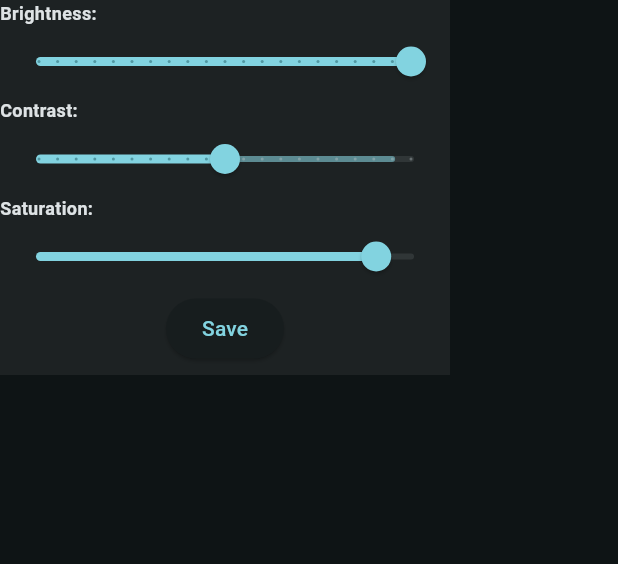
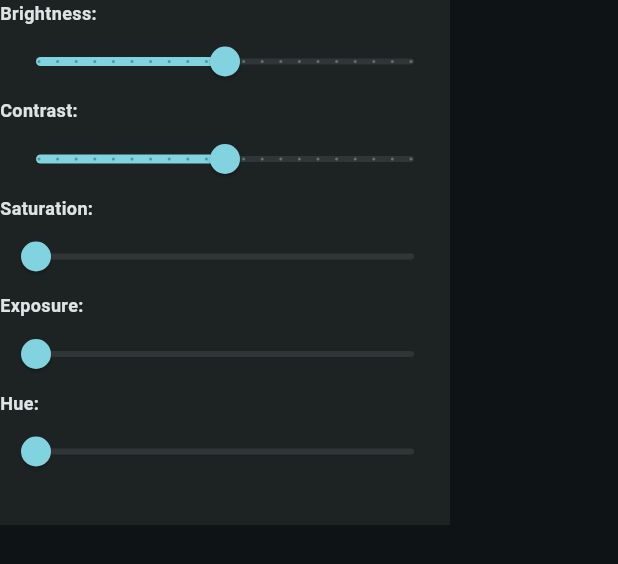
Before and after one commit to rafaelPadua001/camera-app, a Flutter app: the FilteredImageWidget widget shown alone on an empty page, opened directly with empty values, on a phone screen of 412 x 824 dp. Shown: the top 564 px of the screen. Run offline on Flutter 3.47's test engine with Material 3 defaults, Android fonts, the phone set to English and light mode, and no system bars; our stand-ins replace carousel_slider, flutter_colorpicker, image_picker, permission_handler; missing offline and left inert: dart:ffi, tflite_flutter.

Commit message:
Feat
Create new filters contrast, saturation, Hue and exposure on PhotoFilter.
Receive values EditDialog and alter image .

```diff
--- a/camera_app/lib/Layout/PhotoFilters.dart
+++ b/camera_app/lib/Layout/PhotoFilters.dart
@@ -8,36 +8,41 @@ class FilteredImageWidget extends StatefulWidget {
   final Function(double)
       onFilterChanged; //callbar oara enviar os valores do sliders
   final Function(double) onContrastChanged;
+  final Function(double) onSaturationChanged;
+  final Function(double) onExposureChanged;
+  final Function(double) onHueChanged;
 
-  const FilteredImageWidget({
-    required this.originalImage,
+  const FilteredImageWidget(
+      {required this.originalImage,
       this.processedImage,
       required this.onFilterChanged,
       required this.onContrastChanged,
-  });
+      required this.onSaturationChanged,
+      required this.onExposureChanged,
+      required this.onHueChanged});
 
   @override
   _FilteredImageWidgetState createState() => _FilteredImageWidgetState();
 }
 
 class _FilteredImageWidgetState extends State<FilteredImageWidget> {
-  double _currentSliderPrimaryValue = 0.2;
-  double _currentSliderSecondaryValue = 0.5;
-  double _currentSliderThirdValue = 0.9;
-
-  //brightness initial value
-  double _brightness = 1.0;
+  double _brightness = 0.0;
   double _contrast = 0.0;
-  // Função para criar uma lista de filtros personalizados
+  double _saturation = 0.0;
+  double _exposure = 0.0;
+  double _hue = 0.0;
 
   @override
   Widget build(BuildContext context) {
     return Container(
       width: 300,
-      height: 250,
+      height: 350,
       color: Colors.grey.withOpacity(0.1),
-      child: Padding(
-        padding: const EdgeInsets.all(0),
+      child: Column(
+        crossAxisAlignment: CrossAxisAlignment.start,
+        children: <Widget>[
+          Flexible(
+            child: SingleChildScrollView(
                 child: Column(
               crossAxisAlignment: CrossAxisAlignment.start,
               children: <Widget>[
@@ -74,7 +79,7 @@ class _FilteredImageWidgetState extends State<FilteredImageWidget> {
                 ),
                 Slider(
                   value: _contrast,
-              secondaryTrackValue: _currentSliderThirdValue,
+                  secondaryTrackValue: _saturation,
                   min: -1.0,
                   max: 1.0,
                   divisions: 20,
@@ -84,7 +89,7 @@ class _FilteredImageWidgetState extends State<FilteredImageWidget> {
                       _contrast = value;
                     });
                   },
-              onChangeEnd: (value){
+                  onChangeEnd: (value) {
                     widget.onContrastChanged(value);
                   },
                 ),
@@ -96,24 +101,59 @@ class _FilteredImageWidgetState extends State<FilteredImageWidget> {
                   ),
                 ),
                 Slider(
-              value: _currentSliderThirdValue,
-              label: _currentSliderThirdValue.round().toString(),
+                    value: _saturation,
+                    label: _saturation.toStringAsFixed(2),
                     onChanged: (double value) {
                       setState(() {
-                  _currentSliderThirdValue = value;
+                        //_currentSliderThirdValue = value;
+                        _saturation = value;
                       });
                     },
-            ),
-            Center(
-              child: ElevatedButton(
-                onPressed: () {
-                  print('Botão salvar pressionado');
-                },
-                child: Text('Save'),
+                    onChangeEnd: (double value) {
+                      widget.onSaturationChanged(value);
+                    }),
+                Text(
+                  'Exposure:',
+                  style: TextStyle(
+                    fontSize: 12,
+                    fontWeight: FontWeight.bold,
                   ),
                 ),
+                Slider(
+                    value: _exposure,
+                    label: _exposure.toStringAsFixed(2),
+                    onChanged: (double value) {
+                      setState(() {
+                        //_currentSliderThirdValue = value;
+                        _exposure = value;
+                      });
+                    },
+                    onChangeEnd: (double value) {
+                      widget.onExposureChanged(value);
+                    }),
+                Text(
+                  'Hue:',
+                  style: TextStyle(
+                    fontSize: 12,
+                    fontWeight: FontWeight.bold,
+                  ),
+                ),
+                Slider(
+                    value: _hue,
+                    label: _hue.toStringAsFixed(2),
+                    onChanged: (double value) {
+                      setState(() {
+                        //_currentSliderThirdValue = value;
+                        _hue = value;
+                      });
+                    },
+                    onChangeEnd: (double value) {
+                      widget.onHueChanged(value);
+                    }),
               ],
+            )),
           ),
+        ],
       ),
     );
   }
```
Also changed, not shown: camera_app/lib/Layout/EditDialog.dart (+148 -63 lines). Lines whose indentation alone changed are shown as unchanged.
